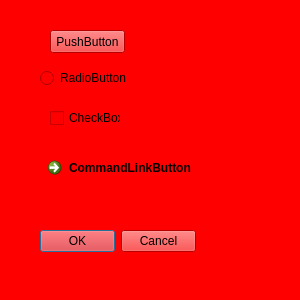
Above: Qt/QScrollAreaTest/QScrollAreaTest/QtWidgetsItem.ui from Lxxing/BasicSytax before the change. Below: the same form after it.
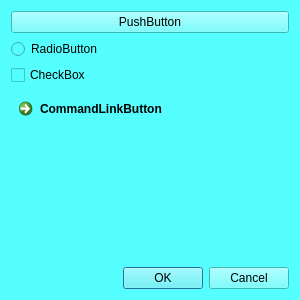
That is the form after the change. Icons and pictures are not drawn.

```diff
--- a/Qt/QScrollAreaTest/QScrollAreaTest/QtWidgetsItem.ui
+++ b/Qt/QScrollAreaTest/QScrollAreaTest/QtWidgetsItem.ui
@@ -26,73 +26,63 @@
    <string>QtWidgetsItem</string>
   </property>
   <property name="styleSheet">
-   <string notr="true">background-color: rgb(255, 0, 0);</string>
+   <string notr="true">background-color: rgb(85, 255, 255);</string>
   </property>
+  <layout class="QGridLayout" name="gridLayout_2">
+   <item row="0" column="0">
+    <layout class="QGridLayout" name="gridLayout">
+     <item row="1" column="1">
+      <widget class="QCommandLinkButton" name="commandLinkButton">
+       <property name="text">
+        <string>CommandLinkButton</string>
+       </property>
+      </widget>
+     </item>
+     <item row="3" column="1">
+      <widget class="QDialogButtonBox" name="buttonBox">
+       <property name="standardButtons">
+        <set>QDialogButtonBox::Cancel|QDialogButtonBox::Ok</set>
+       </property>
+      </widget>
+     </item>
+     <item row="0" column="1">
+      <layout class="QVBoxLayout" name="verticalLayout">
+       <item>
   <widget class="QPushButton" name="pushButton">
-   <property name="geometry">
-    <rect>
-     <x>50</x>
-     <y>30</y>
-     <width>75</width>
-     <height>23</height>
-    </rect>
-   </property>
    <property name="text">
     <string>PushButton</string>
    </property>
   </widget>
+       </item>
+       <item>
   <widget class="QRadioButton" name="radioButton">
-   <property name="geometry">
-    <rect>
-     <x>40</x>
-     <y>70</y>
-     <width>89</width>
-     <height>16</height>
-    </rect>
-   </property>
    <property name="text">
     <string>RadioButton</string>
    </property>
   </widget>
+       </item>
+       <item>
   <widget class="QCheckBox" name="checkBox">
-   <property name="geometry">
-    <rect>
-     <x>50</x>
-     <y>110</y>
-     <width>71</width>
-     <height>16</height>
-    </rect>
-   </property>
    <property name="text">
     <string>CheckBox</string>
    </property>
   </widget>
-  <widget class="QCommandLinkButton" name="commandLinkButton">
-   <property name="geometry">
-    <rect>
-     <x>40</x>
-     <y>150</y>
-     <width>186</width>
-     <height>41</height>
-    </rect>
-   </property>
+       </item>
+      </layout>
+     </item>
+     <item row="2" column="1">
+      <widget class="QLabel" name="label">
    <property name="text">
-    <string>CommandLinkButton</string>
-   </property>
-  </widget>
-  <widget class="QDialogButtonBox" name="buttonBox">
-   <property name="geometry">
-    <rect>
-     <x>40</x>
-     <y>230</y>
-     <width>156</width>
-     <height>23</height>
-    </rect>
-   </property>
-   <property name="standardButtons">
-    <set>QDialogButtonBox::Cancel|QDialogButtonBox::Ok</set>
-   </property>
-  </widget>
+        <string/>
+       </property>
+       <property name="pixmap">
+        <pixmap>../../QCusTest/examples/plots/balboa.jpg</pixmap>
+       </property>
+      </widget>
+     </item>
+    </layout>
+   </item>
+  </layout>
  </widget>
  <layoutdefault spacing="6" margin="11"/>
  <resources/>
```
Lines whose indentation alone changed are shown as unchanged.
